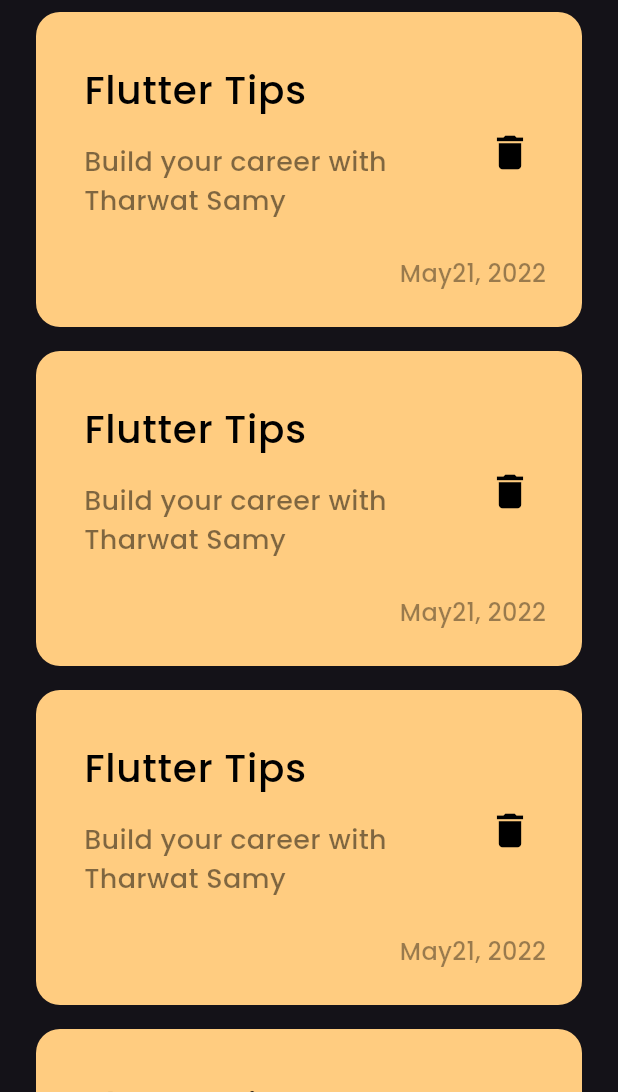
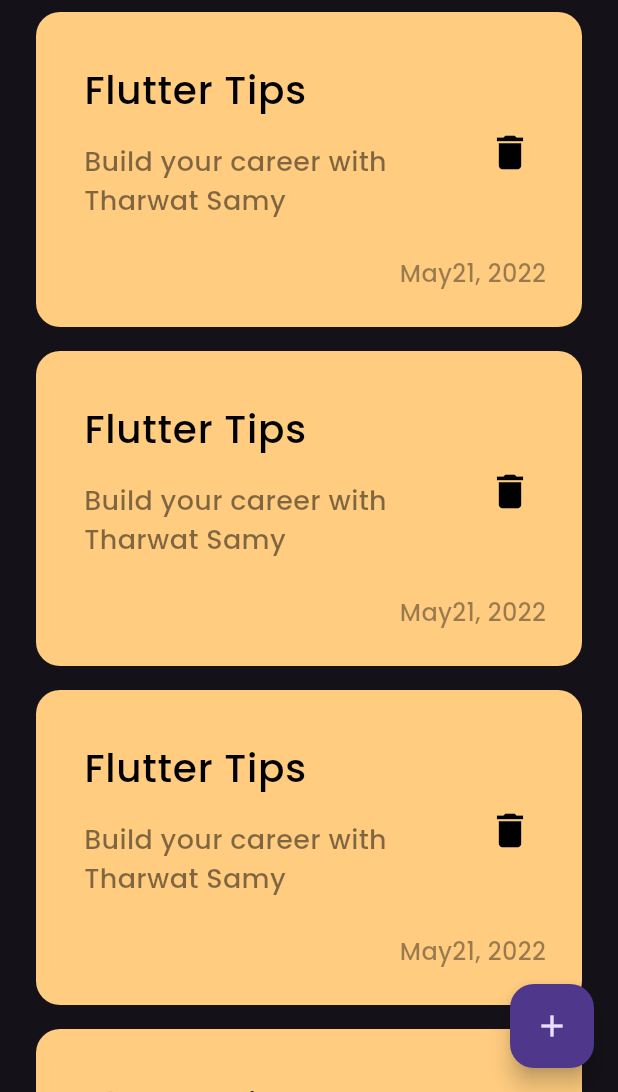
Before and after one commit to menna-adel10/notes_app, a Flutter app: the screen it shows after launch, on a phone screen of 412 x 824 dp, the part 144-1236 px from its top. Run offline on Flutter 3.47's test engine with Material 3 defaults, Android fonts, the phone set to English and light mode, and no system bars.

Commit message:
adding floating action button

```diff
--- a/lib/views/notes_view.dart
+++ b/lib/views/notes_view.dart
@@ -6,8 +6,12 @@ class NotesView extends StatelessWidget {
 
   @override
   Widget build(BuildContext context) {
-    return const Scaffold(
-      body: NotesViewBody(),
+    return Scaffold(
+      floatingActionButton:
+      FloatingActionButton(onPressed: () {},
+        child: const Icon(Icons.add),
+      ),
+      body: const NotesViewBody(),
     );
   }
 }
--- a/lib/views/widgets/notes_list_item.dart
+++ b/lib/views/widgets/notes_list_item.dart
@@ -5,6 +5,7 @@ import 'note_item.dart';
 
 class NotesListView extends StatelessWidget {
   const NotesListView({super.key});
+
 
   @override
   Widget build(BuildContext context) {
```
